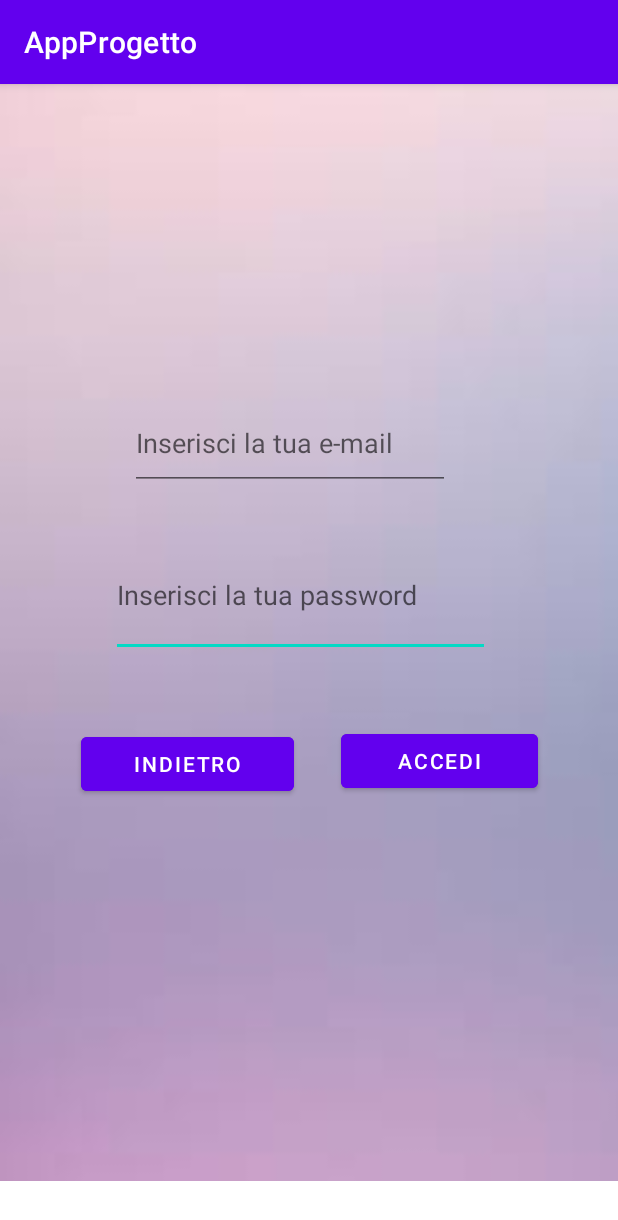
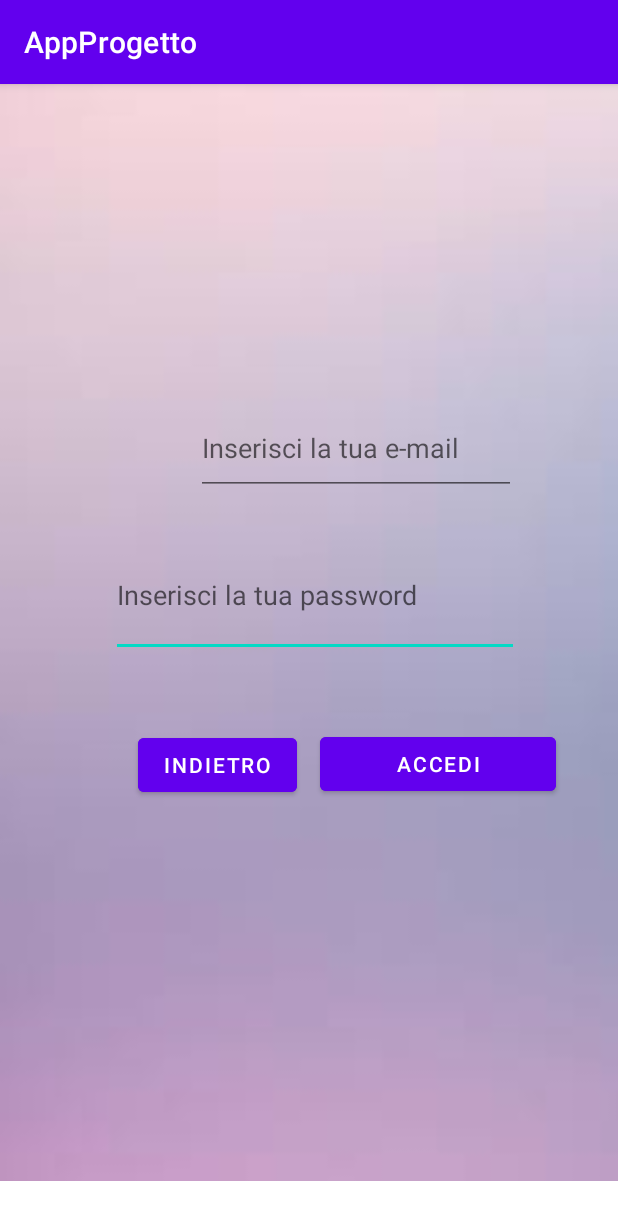
Before and after one commit to IsabellaMarini/AppProgetto2, an Android app: the screen it shows after launch (paginaAccesso), after a tap on "ACCEDI", on a phone screen of 412 x 824 dp. Shown: the top 1220 px of the screen. Run offline under Robolectric (Android 15) with nearby library versions, the phone set to English and light mode, and no system bars; our stand-ins replace Firebase (no records; nobody signed in at launch, a user with empty details on screens opened directly).

Commit message:
modifiche layout

```diff
--- a/app/src/main/res/layout/activity_pagina_home.xml
+++ b/app/src/main/res/layout/activity_pagina_home.xml
@@ -25,8 +25,8 @@
 
                 <TextView
                     android:id="@+id/textView2"
-                    android:layout_width="0dp"
-                    android:layout_height="56dp"
+                    android:layout_width="wrap_content"
+                    android:layout_height="69dp"
                     android:layout_weight="1"
                     android:text="@string/benvenuto"
                     android:textColor="@color/black"
--- a/app/src/main/res/layout/pagina_accesso.xml
+++ b/app/src/main/res/layout/pagina_accesso.xml
@@ -14,15 +14,15 @@
 
         <EditText
             android:id="@+id/Password"
-            android:layout_width="252dp"
-            android:layout_height="83dp"
+            android:layout_width="271dp"
+            android:layout_height="wrap_content"
             android:layout_alignParentStart="true"
             android:layout_alignParentTop="true"
             android:layout_alignParentEnd="true"
             android:layout_alignParentBottom="true"
             android:layout_marginStart="74dp"
             android:layout_marginTop="299dp"
-            android:layout_marginEnd="85dp"
+            android:layout_marginEnd="66dp"
             android:layout_marginBottom="349dp"
             android:autofillHints=""
             android:ems="10"
@@ -37,8 +37,8 @@
             android:layout_height="62dp"
             android:layout_alignBottom="@+id/Password"
             android:layout_alignParentEnd="true"
-            android:layout_marginEnd="112dp"
-            android:layout_marginBottom="111dp"
+            android:layout_marginEnd="68dp"
+            android:layout_marginBottom="108dp"
             android:autofillHints=""
             android:ems="10"
             android:hint="@string/email"
@@ -47,27 +47,31 @@
 
         <Button
             android:id="@+id/Accedi2"
-            android:layout_width="130dp"
+            android:layout_width="156dp"
             android:layout_height="wrap_content"
             android:layout_alignParentStart="true"
+            android:layout_alignParentTop="true"
             android:layout_alignParentEnd="true"
             android:layout_alignParentBottom="true"
-            android:layout_marginStart="227dp"
-            android:layout_marginEnd="53dp"
-            android:layout_marginBottom="256dp"
+            android:layout_marginStart="213dp"
+            android:layout_marginTop="429dp"
+            android:layout_marginEnd="41dp"
+            android:layout_marginBottom="254dp"
             android:backgroundTint="@color/purple_500"
             android:text="@string/Accedi2"
             android:textColor="@color/white" />
 
         <Button
             android:id="@+id/indietro3"
-            android:layout_width="196dp"
+            android:layout_width="105dp"
             android:layout_height="wrap_content"
+            android:layout_alignParentTop="true"
             android:layout_alignParentEnd="true"
             android:layout_alignParentBottom="true"
-            android:layout_marginStart="-358dp"
-            android:layout_marginEnd="216dp"
-            android:layout_marginBottom="254dp"
+            android:layout_marginStart="-320dp"
+            android:layout_marginTop="430dp"
+            android:layout_marginEnd="214dp"
+            android:layout_marginBottom="253dp"
             android:layout_toEndOf="@+id/Accedi2"
             android:backgroundTint="@color/purple_500"
             android:text="@string/indietro3"
--- a/app/src/main/res/layout/registrati.xml
+++ b/app/src/main/res/layout/registrati.xml
@@ -118,9 +118,10 @@
                     android:id="@+id/registrazione"
                     style="?android:attr/buttonBarButtonStyle"
                     android:layout_width="225dp"
-                    android:layout_height="48dp"
+                    android:layout_height="wrap_content"
                     android:backgroundTint="@color/purple_500"
-                    android:insetLeft="100dp"
+                    android:insetLeft="70dp"
+                    android:insetRight="53dp"
                     android:text="@string/conferma1"
                     android:textColor="@color/white" />
 
```
Also changed, not shown: app/src/main/res/layout/activity_main.xml (+4 -4 lines).
